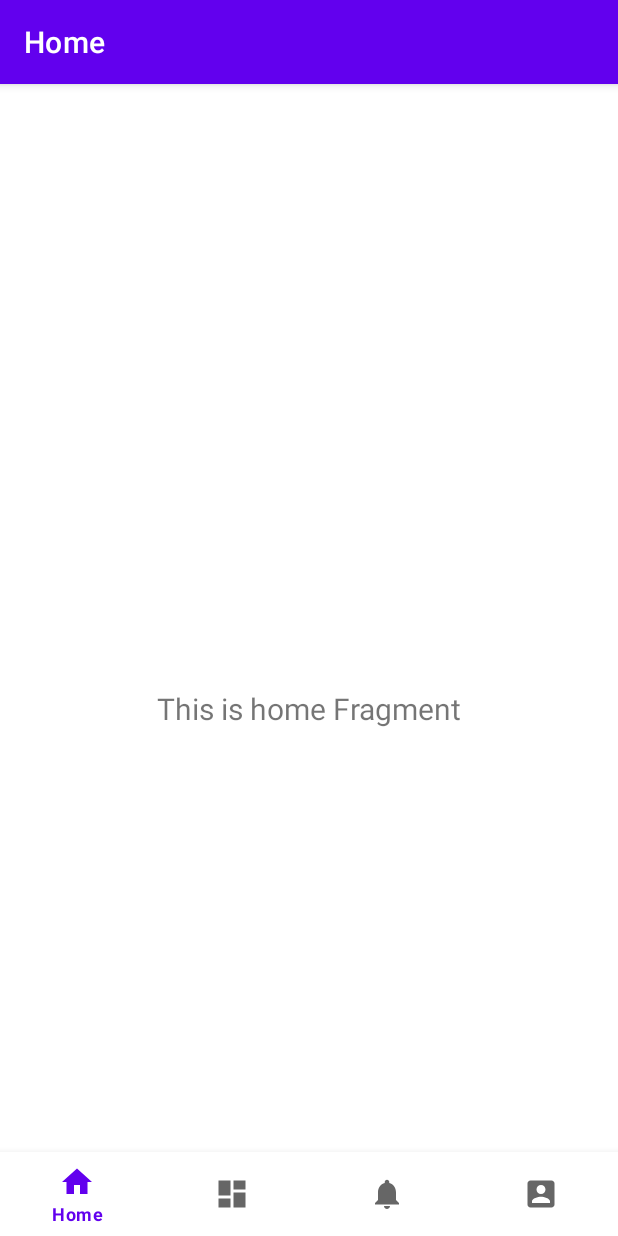
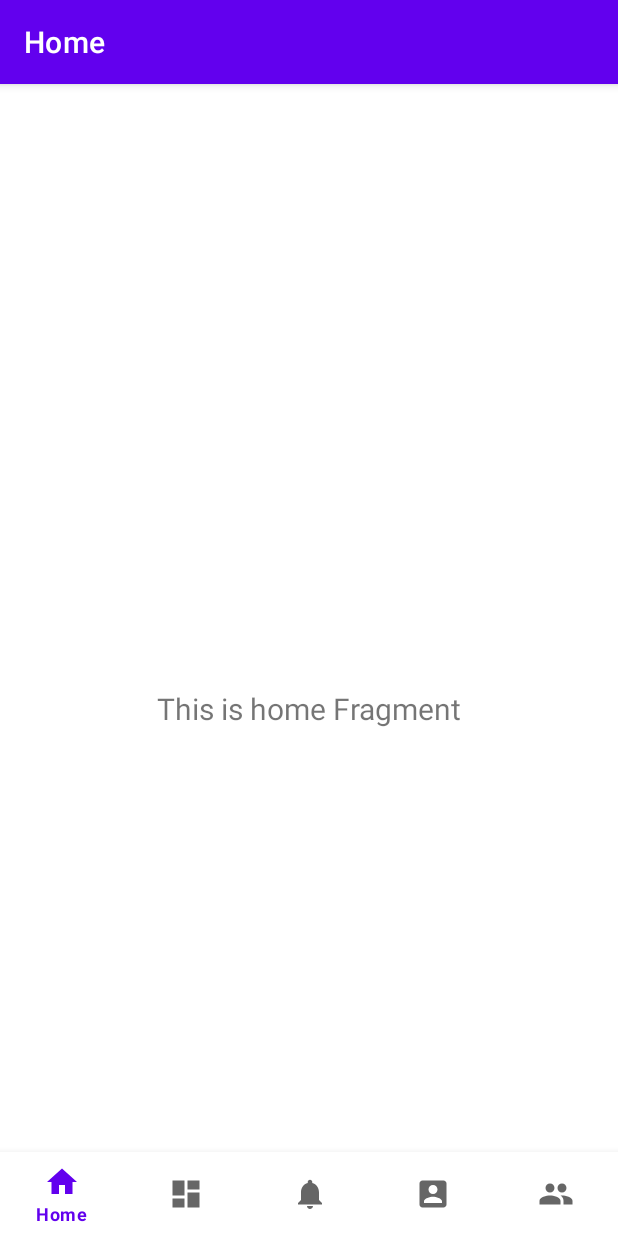
Before and after one commit to georgsvit/Marchen.Android, an Android app: the HomeActivity screen opened directly, with no data from a screen before it, on a phone screen of 412 x 824 dp. Run offline under Robolectric (Android 15) with nearby library versions, the phone set to English and light mode, and no system bars; our stand-ins replace navigation-ui.

Commit message:
Navigation for NavBottomBar configured.

```diff
--- a/app/src/main/java/com/example/marchenandroid/HomeActivity.kt
+++ b/app/src/main/java/com/example/marchenandroid/HomeActivity.kt
@@ -27,7 +27,7 @@ class HomeActivity : AppCompatActivity() {
         val appBarConfiguration = AppBarConfiguration(
             setOf(
                 R.id.navigation_home, R.id.navigation_dashboard, R.id.navigation_notifications,
-                    R.id.navigation_profile
+                    R.id.navigation_profile, R.id.navigation_children
             )
         )
         setupActionBarWithNavController(navController, appBarConfiguration)
--- a/app/src/main/res/menu/bottom_nav_menu.xml
+++ b/app/src/main/res/menu/bottom_nav_menu.xml
@@ -21,4 +21,9 @@
         android:icon="@drawable/ic_baseline_account_box"
         android:title="@string/title_profile"/>
 
+    <item
+        android:id="@+id/navigation_children"
+        android:icon="@drawable/ic_baseline_children"
+        android:title="@string/title_children"/>
+
 </menu>
--- a/app/src/main/res/navigation/mobile_navigation.xml
+++ b/app/src/main/res/navigation/mobile_navigation.xml
@@ -22,9 +22,16 @@
         android:name="com.example.marchenandroid.ui.notifications.NotificationsFragment"
         android:label="@string/title_notifications"
         tools:layout="@layout/fragment_notifications" />
+
     <fragment
         android:id="@+id/navigation_profile"
         android:name="com.example.marchenandroid.ui.profile.ProfileFragment"
         android:label="@string/title_profile"
-        tools:layout="@layout/fragment_profile"/>
+        tools:layout="@layout/fragment_profile" />
+
+    <fragment
+        android:id="@+id/navigation_children"
+        android:name="com.example.marchenandroid.ui.children.ChildrenFragment"
+        android:label="ChildrenFragment"
+        tools:layout="@layout/fragment_children" />
 </navigation>
```
